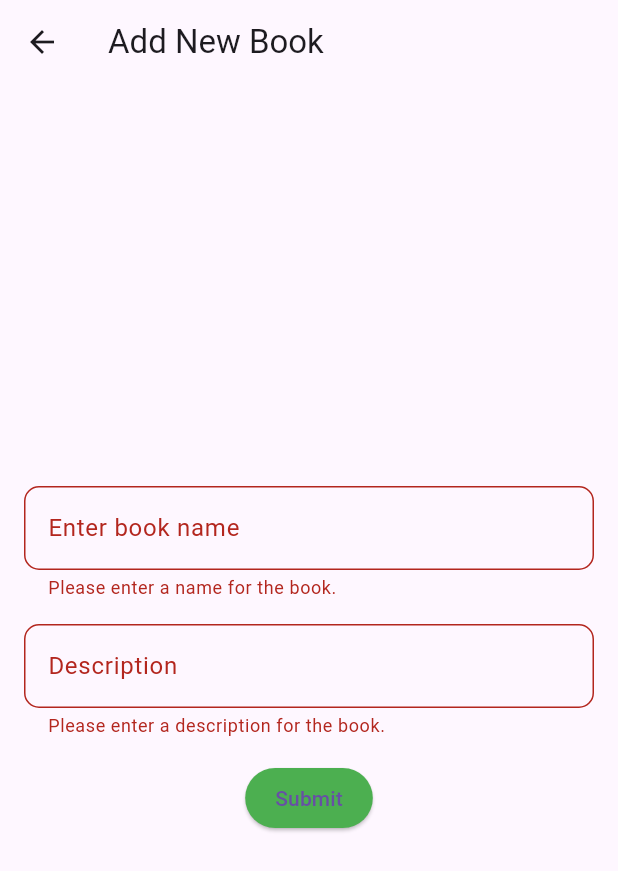
After one commit to agatha-chituwa/Geni, a Flutter app: the NewBook screen opened directly, after a tap on "Submit", on a phone screen of 412 x 824 dp. The commit adds this screen. Shown: the top 871 px of the screen. Run offline on Flutter 3.47's test engine with Material 3 defaults, Android fonts, the phone set to English and light mode, and no system bars; our stand-ins replace cloud_firestore, firebase_auth, firebase_core, form_field_validator; missing offline and left inert: firebase_app_check, flutter_verification_code; accounts and stored records are empty.

Commit message:
Rewrite this card it should accept a business model.+ preset button + new form for book entries

```diff
--- /dev/null
+++ b/lib/ui/book_form.dart
@@ -0,0 +1,101 @@
+import 'package:flutter/material.dart';
+
+class NewBook extends StatefulWidget {
+  const NewBook({super.key});
+
+  @override
+  State<NewBook> createState() => _NewBookState();
+}
+
+class _NewBookState extends State<NewBook> {
+  final _formKey = GlobalKey<FormState>();
+  final _nameController = TextEditingController();
+  final _descriptionController = TextEditingController();
+
+  @override
+  void dispose() {
+    _nameController.dispose();
+    _descriptionController.dispose();
+    super.dispose();
+  }
+
+  @override
+  Widget build(BuildContext context) {
+    return Scaffold(
+      appBar: AppBar(
+        title: const Text('Add New Book'),
+      ),
+      body: Center(
+        child: SingleChildScrollView(
+          padding: const EdgeInsets.all(16.0),
+          child: Form(
+            key: _formKey,
+            child: Column(
+              children: [
+                TextFormField(
+                  controller: _nameController,
+                  decoration: InputDecoration(
+                    labelText: 'Enter book name',
+                    hintText: 'Enter book name ',
+                    border: OutlineInputBorder(
+                      borderRadius: BorderRadius.circular(10.0),
+                      borderSide: const BorderSide(
+                          color: Colors.green), // Use named color
+                    ),
+                  ),
+                  validator: (value) {
+                    if (value == null || value.isEmpty) {
+                      return 'Please enter a name for the book.';
+                    }
+                    return null;
+                  },
+                ),
+                const SizedBox(height: 16.0),
+                TextFormField(
+                  controller: _descriptionController,
+                  decoration: InputDecoration(
+                    labelText: 'Description',
+                    hintText: 'Write a brief description of the book',
+                    border: OutlineInputBorder(
+                      borderRadius: BorderRadius.circular(10.0),
+                      borderSide: const BorderSide(
+                          color: Colors.green), // Use named color
+                    ),
+                  ),
+                  maxLines: null,
+                  validator: (value) {
+                    if (value == null || value.isEmpty) {
+                      return 'Please enter a description for the book.';
+                    }
+                    return null;
+                  },
+                ),
+                const SizedBox(height: 16.0),
+                ElevatedButton(
+                  onPressed: () {
+                    if (_formKey.currentState!.validate()) {
+                      String name = _nameController.text;
+                      String description = _descriptionController.text;
+
+                      // Handle form submission logic here
+
+                      _formKey.currentState!.reset();
+                      _nameController.text = '';
+                      _descriptionController.text = '';
+                    }
+                  },
+                  child: const Text('Submit'),
+                  style: ElevatedButton.styleFrom(
+                    backgroundColor:
+                        Colors.green, // Set button background color
+                    padding: const EdgeInsets.symmetric(horizontal: 20.0),
+                  ),
+                ),
+              ],
+            ),
+          ),
+        ),
+      ),
+    );
+  }
+}
```
Also changed, not shown: lib/ui/home_page.dart (+40 -81 lines), lib/ui/slash.dart (+9 -5 lines), lib/ui/vertical_card.dart (added, +10 -0 lines), lib/model/business_model.dart (line endings or trailing spaces).
